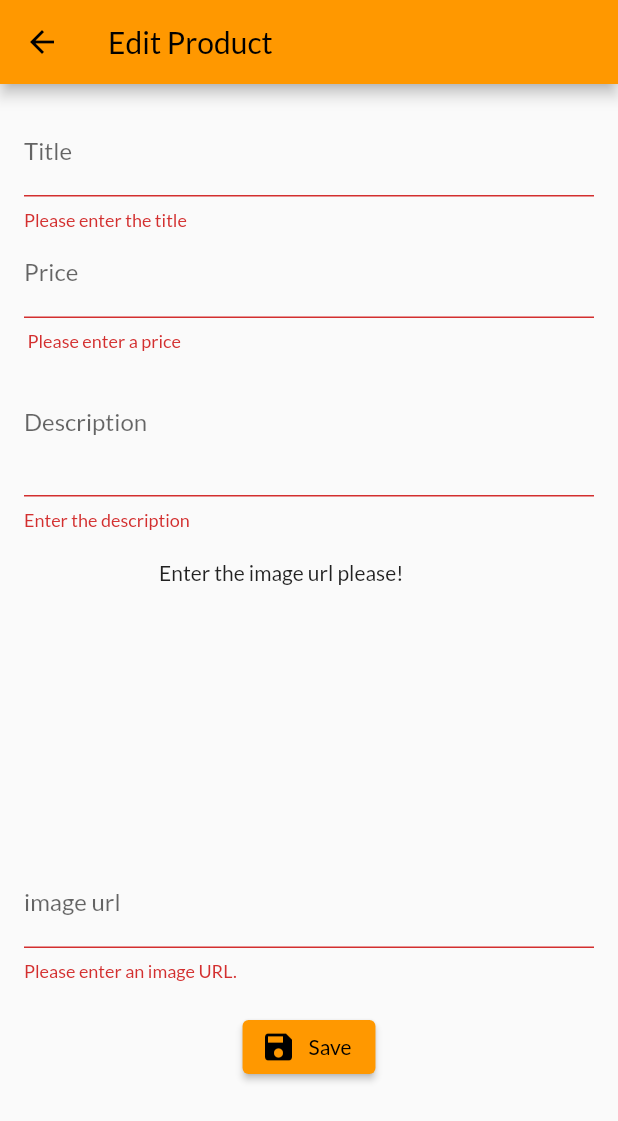
After one commit to aladadev/simple_shop_app, a Flutter app: the EditProductScreen screen opened by its route, after a tap on "Save", on a phone screen of 412 x 824 dp. The commit adds this screen. Shown: the top 1121 px of the screen. Run offline on Flutter 3.47's test engine with Material 2 defaults, Android fonts, the phone set to English and light mode, and no system bars; network calls fail.

Commit message:
Form Update And Deletion Working

```diff
--- a/lib/main.dart
+++ b/lib/main.dart
@@ -4,9 +4,11 @@ import 'package:shop_app/providers/cart_provider.dart';
 import 'package:shop_app/providers/order_provider.dart';
 import 'package:shop_app/providers/products_provider.dart';
 import 'package:shop_app/screens/cart_screen.dart';
+import 'package:shop_app/screens/edit_product_screen.dart';
 import 'package:shop_app/screens/order_screen.dart';
 import 'package:shop_app/screens/product_detail_screen.dart';
 import 'package:shop_app/screens/product_overview_screen.dart';
+import 'package:shop_app/screens/user_products_screen.dart';
 
 void main() => runApp(ShopApp());
 
@@ -41,6 +43,8 @@ class ShopApp extends StatelessWidget {
           ProductDetail.routeID: (context) => ProductDetail(),
           CartScreen.routeID: (context) => CartScreen(),
           OrderScreen.routeID: (context) => OrderScreen(),
+          UserProductScreen.routeID: (context) => UserProductScreen(),
+          EditProductScreen.routeID: (context) => EditProductScreen(),
         },
       ),
     );
--- a/lib/providers/products_provider.dart
+++ b/lib/providers/products_provider.dart
@@ -48,4 +48,30 @@ class ProductsProvider with ChangeNotifier {
   List<Product> get favoriteItems {
     return _items.where((element) => element.isFavorite).toList();
   }
+
+  void addProduct(Product product) {
+    final newProduct = Product(
+        id: DateTime.now().toString(),
+        title: product.title,
+        description: product.description,
+        price: product.price,
+        imageUrl: product.imageUrl);
+    _items.add(newProduct);
+    notifyListeners();
+  }
+
+  void updateProduct(String id, Product product) {
+    final productIndex = _items.indexWhere((element) => element.id == id);
+    if (productIndex >= 0) {
+      _items[productIndex] = product;
+      notifyListeners();
+    } else {
+      print('update failed');
+    }
+  }
+
+  void deleteProduct(String productID) {
+    _items.removeWhere((element) => element.id == productID);
+    notifyListeners();
+  }
 }
--- /dev/null
+++ b/lib/screens/edit_product_screen.dart
@@ -0,0 +1,239 @@
+import 'package:flutter/material.dart';
+import 'package:provider/provider.dart';
+import 'package:shop_app/models/product.dart';
+import 'package:shop_app/providers/products_provider.dart';
+
+class EditProductScreen extends StatefulWidget {
+  static const routeID = 'edit-product-screen';
+  const EditProductScreen({Key? key}) : super(key: key);
+
+  @override
+  State<EditProductScreen> createState() => _EditProductScreenState();
+}
+
+class _EditProductScreenState extends State<EditProductScreen> {
+  final _priceFocusNode = FocusNode();
+  final _descriptionFocusNode = FocusNode();
+  final _imageUrlFocusNode = FocusNode();
+  final _imageEditingController = TextEditingController();
+  final _form = GlobalKey<FormState>();
+  var _editingProduct =
+      Product(id: '1', title: '', description: '', price: 0, imageUrl: '');
+  var _initValues = {
+    'title': '',
+    'description': '',
+    'price': '',
+    'imageUrl': '',
+  };
+  var _isInitializing = true;
+  @override
+  void initState() {
+    _imageUrlFocusNode.addListener(_updateImageUrl);
+    super.initState();
+  }
+
+  @override
+  void didChangeDependencies() {
+    if (_isInitializing) {
+      final String? productId =
+          ModalRoute.of(context)?.settings.arguments as String?;
+      if (productId != null) {
+        _editingProduct =
+            Provider.of<ProductsProvider>(context).findByID(productId);
+        _initValues = {
+          'title': _editingProduct.title,
+          'description': _editingProduct.description,
+          'price': _editingProduct.price.toString(),
+          'imageUrl': _editingProduct.imageUrl,
+        };
+        _imageEditingController.text = _editingProduct.imageUrl;
+      }
+    }
+    _isInitializing = false;
+    super.didChangeDependencies();
+  }
+
+  void _updateImageUrl() {
+    if (!_imageUrlFocusNode.hasFocus) {
+      if (_imageEditingController.text.isEmpty) {
+        return;
+      }
+      setState(() {});
+    }
+  }
+
+  void _saveForm() {
+    if (!_form.currentState!.validate()) {
+      return;
+    }
+    _form.currentState!.save();
+    if (_editingProduct.id != '1') {
+      Provider.of<ProductsProvider>(context, listen: false)
+          .updateProduct(_editingProduct.id, _editingProduct);
+    } else {
+      Provider.of<ProductsProvider>(context, listen: false)
+          .addProduct(_editingProduct);
+    }
+    Navigator.of(context).pop();
+    print(_editingProduct.title);
+    print(_editingProduct.id);
+    print(_editingProduct.price);
+    print(_editingProduct.imageUrl);
+  }
+
+  @override
+  void dispose() {
+    _imageUrlFocusNode.removeListener(_updateImageUrl);
+    _priceFocusNode.dispose();
+    _descriptionFocusNode.dispose();
+    _imageEditingController.dispose();
+    _imageUrlFocusNode.dispose();
+    super.dispose();
+  }
+
+  @override
+  Widget build(BuildContext context) {
+    print(_editingProduct.title);
+    return Scaffold(
+      appBar: AppBar(
+        title: Text('Edit Product'),
+      ),
+      body: Padding(
+        padding: const EdgeInsets.all(16.0),
+        child: Form(
+            key: _form,
+            child: SingleChildScrollView(
+              child: Column(
+                children: [
+                  TextFormField(
+                    initialValue: _initValues['title'],
+                    validator: (value) {
+                      if (value!.isEmpty) {
+                        return 'Please enter the title';
+                      }
+                      return null;
+                    },
+                    decoration: InputDecoration(labelText: 'Title'),
+                    textInputAction: TextInputAction.next,
+                    onFieldSubmitted: (_) {
+                      FocusScope.of(context).requestFocus(_priceFocusNode);
+                    },
+                    onSaved: (value) {
+                      _editingProduct = Product(
+                          id: _editingProduct.id,
+                          title: value as String,
+                          description: _editingProduct.description,
+                          price: _editingProduct.price,
+                          imageUrl: _editingProduct.imageUrl);
+                    },
+                  ),
+                  TextFormField(
+                    initialValue: _initValues['price'],
+                    decoration: InputDecoration(labelText: 'Price'),
+                    keyboardType: TextInputType.number,
+                    textInputAction: TextInputAction.next,
+                    focusNode: _priceFocusNode,
+                    onFieldSubmitted: (_) {
+                      FocusScope.of(context)
+                          .requestFocus(_descriptionFocusNode);
+                    },
+                    onSaved: (value) {
+                      _editingProduct = Product(
+                          id: _editingProduct.id,
+                          title: _editingProduct.title,
+                          description: _editingProduct.description,
+                          price: double.parse(value as String),
+                          imageUrl: _editingProduct.imageUrl);
+                    },
+                    validator: (value) {
+                      if (value!.isEmpty) {
+                        return ' Please enter a price';
+                      }
+
+                      if (double.parse(value) <= 0) {
+                        return 'Please enter positive price';
+                      }
+                      return null;
+                    },
+                  ),
+                  TextFormField(
+                    initialValue: _initValues['description'],
+                    decoration: InputDecoration(labelText: 'Description'),
+                    maxLines: 3,
+                    keyboardType: TextInputType.multiline,
+                    focusNode: _descriptionFocusNode,
+                    onSaved: (value) {
+                      _editingProduct = Product(
+                          id: _editingProduct.id,
+                          title: _editingProduct.title,
+                          description: value as String,
+                          price: _editingProduct.price,
+                          imageUrl: _editingProduct.imageUrl);
+                    },
+                    validator: (value) {
+                      if (value!.isEmpty) {
+                        return 'Enter the description';
+                      }
+                      if (value.length < 10) {
+                        return 'Should be at least 10 letters';
+                      }
+                      return null;
+                    },
+                  ),
+                  SizedBox(
+                    height: 20,
+                  ),
+                  Container(
+                    height: 200,
+                    width: 200,
+                    child: _imageEditingController.text.isEmpty
+                        ? Text('Enter the image url please!')
+                        : FittedBox(
+                            child: Image.network(
+                              _imageEditingController.text,
+                              fit: BoxFit.cover,
+                            ),
+                          ),
+                  ),
+                  TextFormField(
+                    decoration: InputDecoration(labelText: 'image url'),
+                    keyboardType: TextInputType.url,
+                    textInputAction: TextInputAction.done,
+                    controller: _imageEditingController,
+                    focusNode: _imageUrlFocusNode,
+                    onEditingComplete: _saveForm,
+                    onSaved: (value) {
+                      _editingProduct = Product(
+                          id: _editingProduct.id,
+                          title: _editingProduct.title,
+                          description: _editingProduct.description,
+                          price: _editingProduct.price,
+                          imageUrl: value as String);
+                    },
+                    validator: (value) {
+                      if (value!.isEmpty) {
+                        return 'Please enter an image URL.';
+                      }
+                      if (!value.startsWith('http') &&
+                          !value.startsWith('https')) {
+                        return 'Please enter a valid URL.';
+                      }
+
+                      return null;
+                    },
+                  ),
+                  SizedBox(
+                    height: 20,
+                  ),
+                  ElevatedButton.icon(
+                    onPressed: _saveForm,
+                    icon: Icon(Icons.save),
+                    label: Text('Save'),
+                  ),
+                ],
+              ),
+            )),
+      ),
+    );
+  }
+}
```
Also changed, not shown: lib/screens/user_products_screen.dart (added, +47 -0 lines), lib/widgets/app_drawer.dart (+9 -0 lines), lib/widgets/cart_item.dart (+21 -0 lines), lib/widgets/user_product_item.dart (added, +45 -0 lines).
